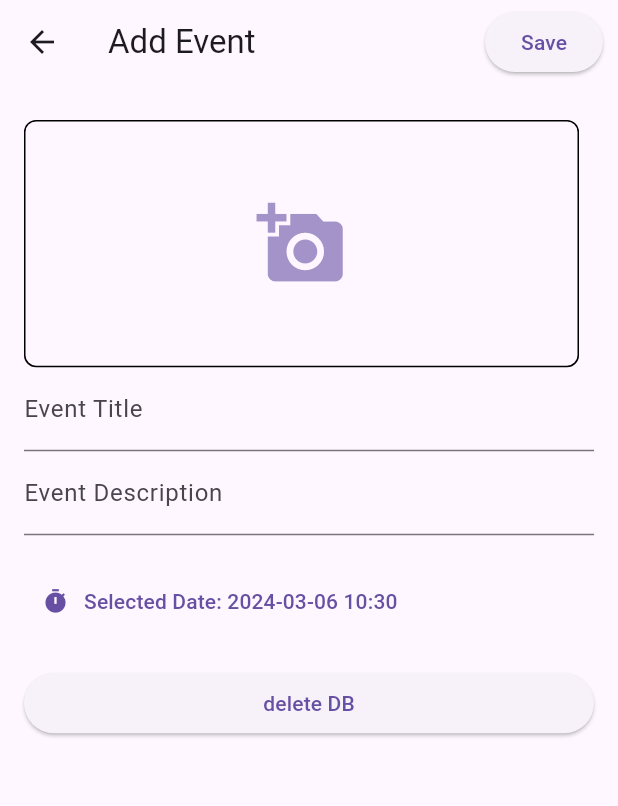
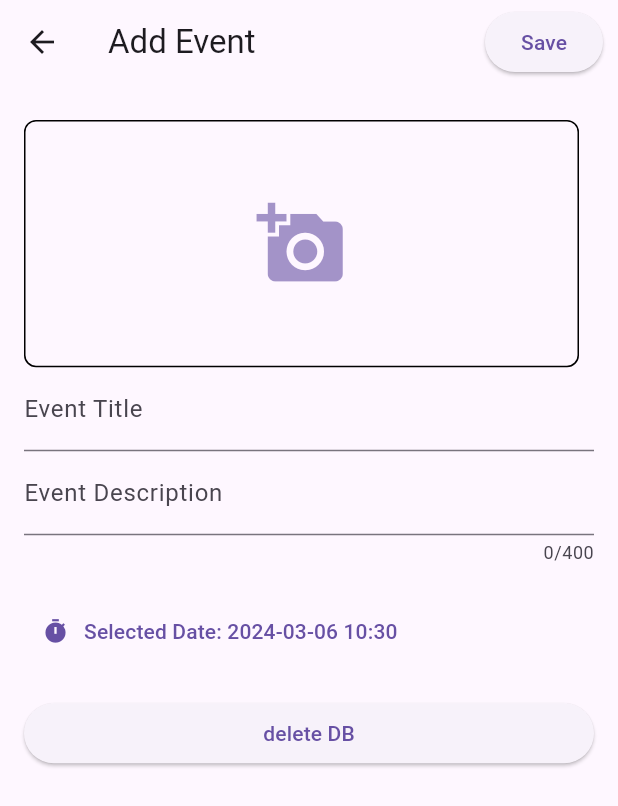
Before and after one commit to Zhenya-Mykhalskyi/calendar-bloc, a Flutter app: the AddEventScreen screen opened directly, on a phone screen of 412 x 824 dp. Shown: the top 806 px of the screen. Run offline on Flutter 3.47's test engine with Material 3 defaults, Android fonts, the phone set to English and light mode, and no system bars; our stand-ins replace equatable, flutter_bloc, image_picker, sqflite, table_calendar; accounts and stored records are empty.

Commit message:
feat: add event form validation

```diff
--- a/lib/features/add_event/view/add_event_screen.dart
+++ b/lib/features/add_event/view/add_event_screen.dart
@@ -9,7 +9,6 @@ import 'package:keym_calendar/features/calendar/bloc/calendar_bloc.dart';
 import 'package:keym_calendar/features/day_events/bloc/day_events_bloc.dart';
 import 'package:keym_calendar/features/add_event/widgets/date_time_picker.dart';
 import 'package:keym_calendar/features/add_event/widgets/image_picker.dart';
-import 'package:keym_calendar/features/add_event/widgets/save_event_button.dart';
 import 'package:keym_calendar/repositories/calendar/models/event.dart';
 
 class AddEventScreen extends StatefulWidget {
@@ -26,8 +25,9 @@ class AddEventScreen extends StatefulWidget {
 class _AddEventScreenState extends State<AddEventScreen> {
   final TextEditingController _titleController = TextEditingController();
   final TextEditingController _descriptionController = TextEditingController();
+  final _eventFormKey = GlobalKey<FormState>();
   DateTime _selectedDate = DateTime.now();
-  String? _cirrentImagePath;
+  String? _currentImagePath;
   File? _pickedImage;
 
   @override
@@ -37,7 +37,7 @@ class _AddEventScreenState extends State<AddEventScreen> {
       _titleController.text = widget.event!.title;
       _descriptionController.text = widget.event!.description;
       _selectedDate = widget.event!.dateTime;
-      _cirrentImagePath = widget.event!.photoPath;
+      _currentImagePath = widget.event!.photoPath;
     }
   }
 
@@ -52,12 +52,15 @@ class _AddEventScreenState extends State<AddEventScreen> {
   }
 
   void _saveEvent(BuildContext context) {
+    if (_eventFormKey.currentState!.validate()) {
       final event = Event(
-      id: widget.event?.id ?? DateTime.now().millisecondsSinceEpoch.toString(),
+        id: widget.event?.id ??
+            DateTime.now().millisecondsSinceEpoch.toString(),
         title: _titleController.text,
         description: _descriptionController.text,
         dateTime: _selectedDate,
-      photoPath: _pickedImage != null ? _pickedImage!.path : _cirrentImagePath,
+        photoPath:
+            _pickedImage != null ? _pickedImage!.path : _currentImagePath,
       );
 
       if (widget.event == null) {
@@ -66,6 +69,11 @@ class _AddEventScreenState extends State<AddEventScreen> {
         BlocProvider.of<CalendarBloc>(context).add(UpdateEvent(event));
         BlocProvider.of<DayEventsBloc>(context)
             .add(LoadEventsForDay(selectedDay: event.dateTime));
+      }
+      if (widget.isDetailScreenEdit == true) {
+        Navigator.of(context).pop();
+      }
+      Navigator.of(context).pop();
     }
   }
 
@@ -77,29 +85,57 @@ class _AddEventScreenState extends State<AddEventScreen> {
         actions: [
           Padding(
             padding: const EdgeInsets.only(right: 10),
-            child: SaveEventButton(
-              onSave: () => _saveEvent(context),
-              isDetailScreenEdit: widget.isDetailScreenEdit,
+            child: ElevatedButton(
+              onPressed: () => _saveEvent(context),
+              child: const Text('Save'),
             ),
           )
         ],
       ),
       body: SingleChildScrollView(
         padding: const EdgeInsets.all(16),
+        child: Form(
+          key: _eventFormKey,
           child: Column(
             crossAxisAlignment: CrossAxisAlignment.stretch,
             children: [
               PickImage(
                 onImagePicked: _handleImagePicked,
-              currentImagePath: _cirrentImagePath,
+                currentImagePath: _currentImagePath,
               ),
-            TextField(
+              TextFormField(
                 controller: _titleController,
+                validator: (value) {
+                  if (value!.isEmpty) {
+                    return 'Please enter a title';
+                  }
+                  if (value.length > 70) {
+                    return 'Title should not exceed 70 characters';
+                  }
+                  return null;
+                },
+                autocorrect: false,
                 decoration: const InputDecoration(labelText: 'Event Title'),
               ),
-            TextField(
+              TextFormField(
                 controller: _descriptionController,
-              decoration: const InputDecoration(labelText: 'Event Description'),
+                validator: (value) {
+                  if (value!.isEmpty) {
+                    return 'Please enter a description';
+                  }
+                  if (value.length > 400) {
+                    return 'Description should not exceed 400 characters';
+                  }
+                  return null;
+                },
+                autocorrect: false,
+                keyboardType: TextInputType.multiline,
+                maxLines: null,
+                maxLength: 400,
+                decoration: const InputDecoration(
+                  labelText: 'Event Description',
+                  counterText: null,
+                ),
               ),
               Padding(
                 padding: const EdgeInsets.symmetric(vertical: 20),
@@ -119,6 +155,7 @@ class _AddEventScreenState extends State<AddEventScreen> {
             ],
           ),
         ),
+      ),
     );
   }
 }
--- a/lib/features/add_event/widgets/save_event_button.dart
+++ /dev/null
@@ -1,23 +0,0 @@
-import 'package:flutter/material.dart';
-
-class SaveEventButton extends StatelessWidget {
-  final Function onSave;
-  final bool? isDetailScreenEdit;
-
-  const SaveEventButton(
-      {super.key, required this.onSave, this.isDetailScreenEdit});
-
-  @override
-  Widget build(BuildContext context) {
-    return ElevatedButton(
-      onPressed: () {
-        onSave();
-        if (isDetailScreenEdit == true) {
-          Navigator.of(context).pop();
-        }
-        Navigator.of(context).pop();
-      },
-      child: const Text('Save'),
-    );
-  }
-}
```
Lines whose indentation alone changed are shown as unchanged.
